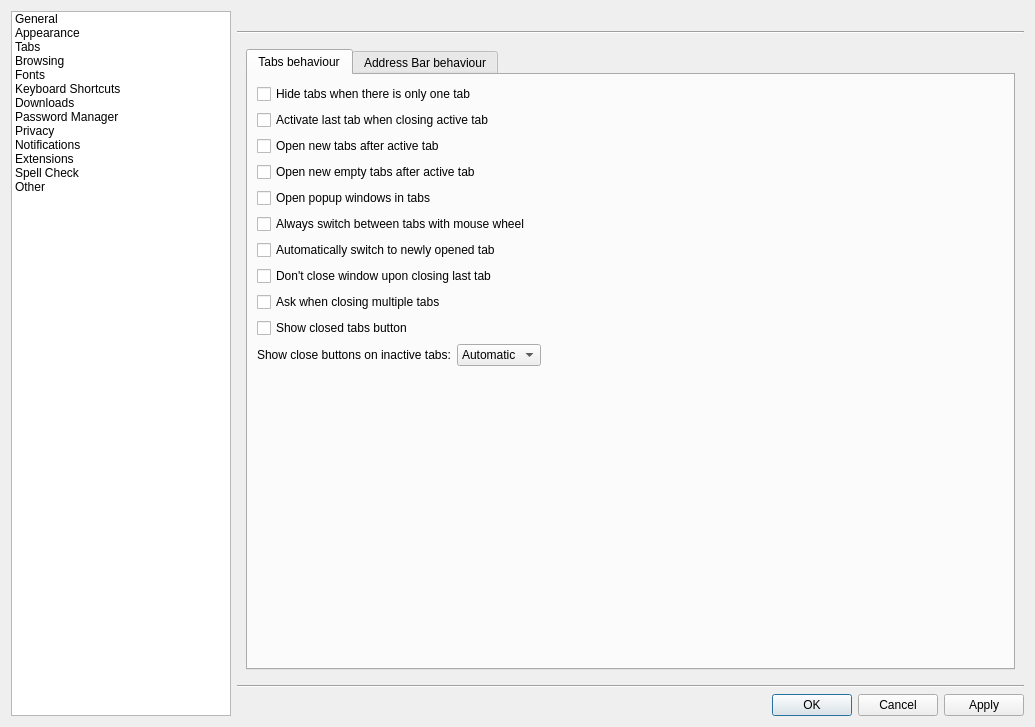
The window that src/lib/preferences/preferences.ui (KDE/falkon) describes before a commit, drawn with Qt 5.
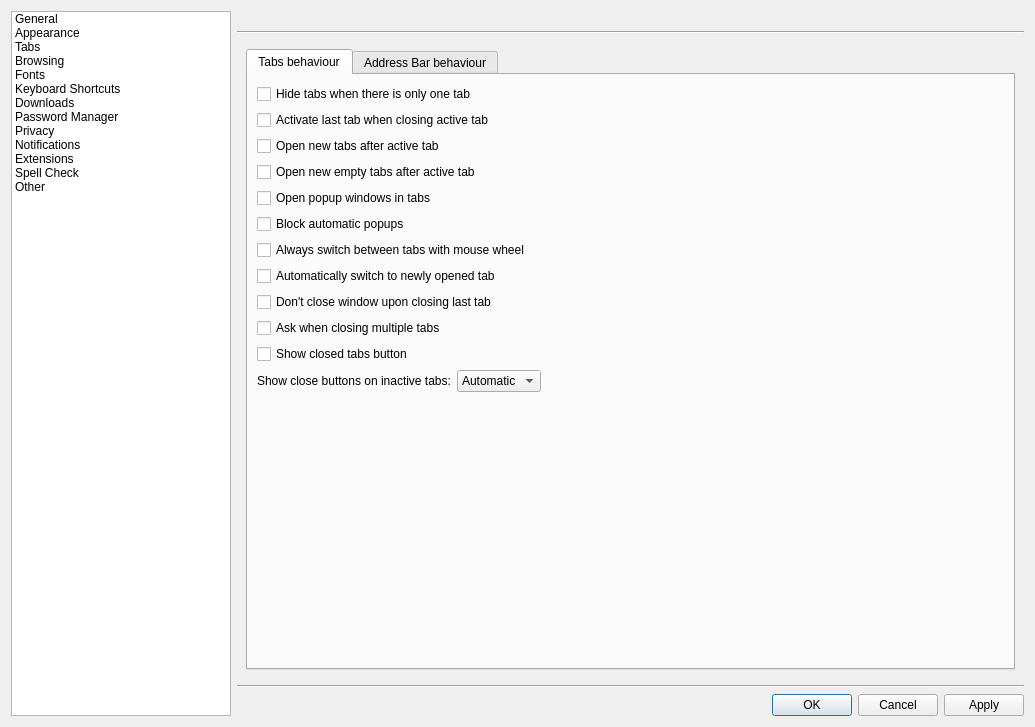
The same window after the commit. The open tabs and pages were chosen to show the change. Custom widgets are drawn as their Qt base class.

Commit message:
Block automatic popups
- Add support to PluginInterface for blocking new windows

```diff
--- a/src/lib/preferences/preferences.ui
+++ b/src/lib/preferences/preferences.ui
@@ -650,6 +650,13 @@
                  </property>
                 </widget>
                </item>
+               <item>
+                <widget class="QCheckBox" name="blockAutomaticPopups">
+                 <property name="text">
+                  <string>Block automatic popups</string>
+                 </property>
+                </widget>
+               </item>
                <item>
                 <widget class="QCheckBox" name="alwaysSwitchTabsWithWheel">
                  <property name="text">
```
Left out of the diff: 199 changed lines with no effect on the pictures. The commit also changes 10 other files.
